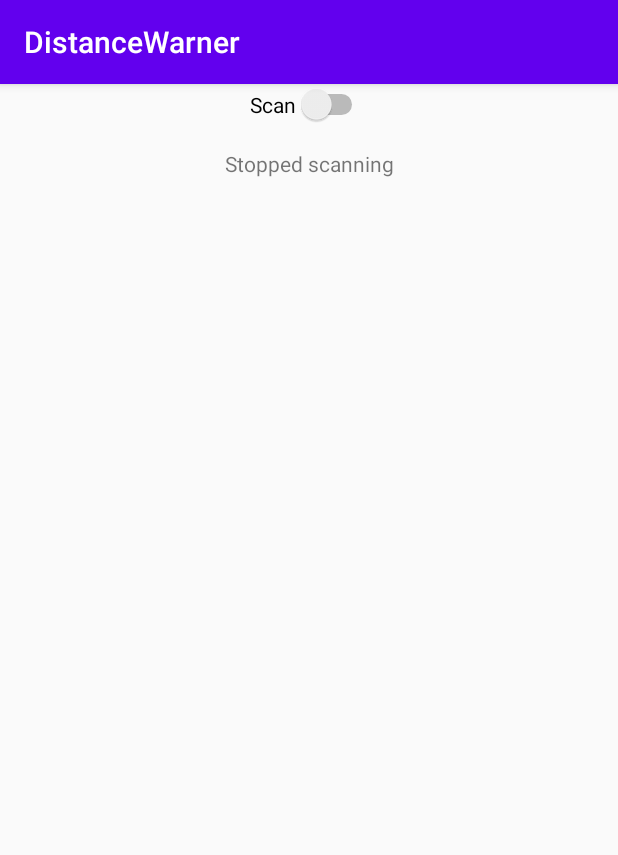
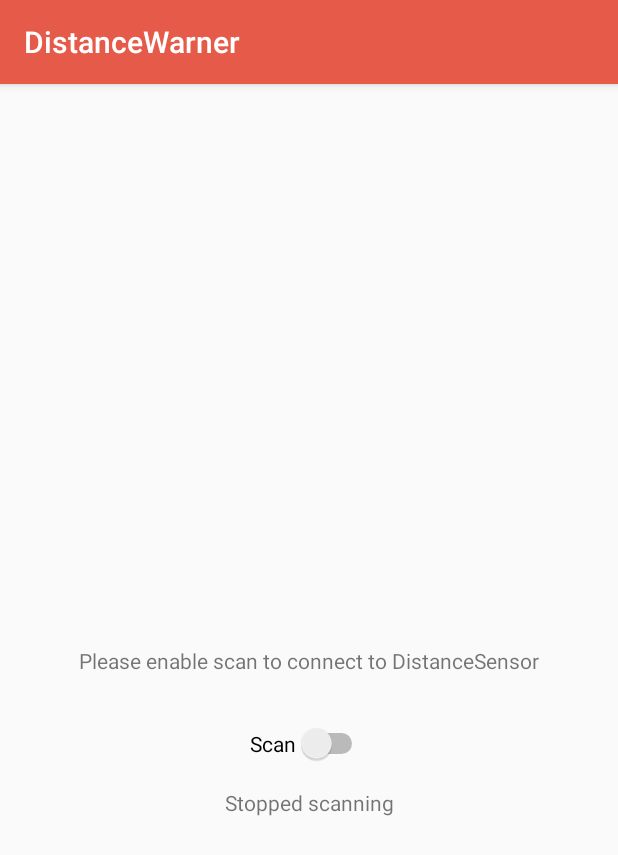
Before and after one commit to aburgr/distance-warner, an Android app: the screen it shows after launch (ScanActivity), on a phone screen of 412 x 824 dp. Shown: the top 855 px of the screen. Run offline under Robolectric (Android 15) with nearby library versions, the phone set to English and light mode, and no system bars.

Commit message:
fix backbutton and new colors

```diff
--- a/android-app/app/src/main/AndroidManifest.xml
+++ b/android-app/app/src/main/AndroidManifest.xml
@@ -19,7 +19,8 @@
                 <category android:name="android.intent.category.LAUNCHER" />
             </intent-filter>
         </activity>
-        <activity android:name=".ConnectedActivity"/>
+        <activity android:name=".ConnectedActivity"
+            android:parentActivityName=".ScanActivity" />
         <service android:name=".BluetoothLeService" android:enabled="true"/>
     </application>
 
--- a/android-app/app/src/main/res/layout/activity_scan.xml
+++ b/android-app/app/src/main/res/layout/activity_scan.xml
@@ -10,19 +10,30 @@
         android:id="@+id/scanSwitch"
         android:layout_width="wrap_content"
         android:layout_height="wrap_content"
+        android:layout_marginTop="32dp"
+        android:checked="false"
         android:text="@string/scan"
         app:layout_constraintEnd_toEndOf="parent"
         app:layout_constraintStart_toStartOf="parent"
-        app:layout_constraintTop_toTopOf="parent" />
+        app:layout_constraintTop_toBottomOf="@+id/DescriptionTextView" />
 
     <TextView
         android:id="@+id/connectionStateTextView"
         android:layout_width="wrap_content"
         android:layout_height="wrap_content"
         android:layout_marginTop="16dp"
-        android:text="-"
         app:layout_constraintEnd_toEndOf="parent"
         app:layout_constraintStart_toStartOf="parent"
         app:layout_constraintTop_toBottomOf="@+id/scanSwitch" />
 
+    <TextView
+        android:id="@+id/DescriptionTextView"
+        android:layout_width="wrap_content"
+        android:layout_height="wrap_content"
+        android:text="@string/scandescription"
+        app:layout_constraintBottom_toBottomOf="parent"
+        app:layout_constraintEnd_toEndOf="parent"
+        app:layout_constraintStart_toStartOf="parent"
+        app:layout_constraintTop_toTopOf="parent" />
+
 </androidx.constraintlayout.widget.ConstraintLayout>
--- a/android-app/app/src/main/res/values/colors.xml
+++ b/android-app/app/src/main/res/values/colors.xml
@@ -1,6 +1,9 @@
 <?xml version="1.0" encoding="utf-8"?>
 <resources>
-    <color name="colorPrimary">#6200EE</color>
-    <color name="colorPrimaryDark">#3700B3</color>
-    <color name="colorAccent">#03DAC5</color>
+    <!-- colors from color.adobe.com -->
+    <color name="colorPrimary">#E65A49</color>
+    <color name="colorPrimaryDark">#992E22</color>
+    <color name="colorPrimaryBright">#FF7A6B</color>
+    <color name="colorAccent">#49E694</color>
+    <color name="colorAccentDark">#129953</color>
 </resources>
--- a/android-app/app/src/main/res/values/strings.xml
+++ b/android-app/app/src/main/res/values/strings.xml
@@ -8,6 +8,7 @@
     <string name="disconnected">Disconnected</string>
     <string name="unknown_service">Unknown Service</string>
     <string name="unknown_characteristic">Unknown Characteristic</string>
+    <string name="scandescription">Please enable scan to connect to DistanceSensor</string>
 
     <string name="title_devices">BLE Device Scan</string>
     <string name="error_bluetooth_not_supported">Bluetooth not supported.</string>
```
Also changed, not shown: android-app/app/src/main/java/at/burgr/distancewarner/ConnectedActivity.java (+7 -7 lines).
